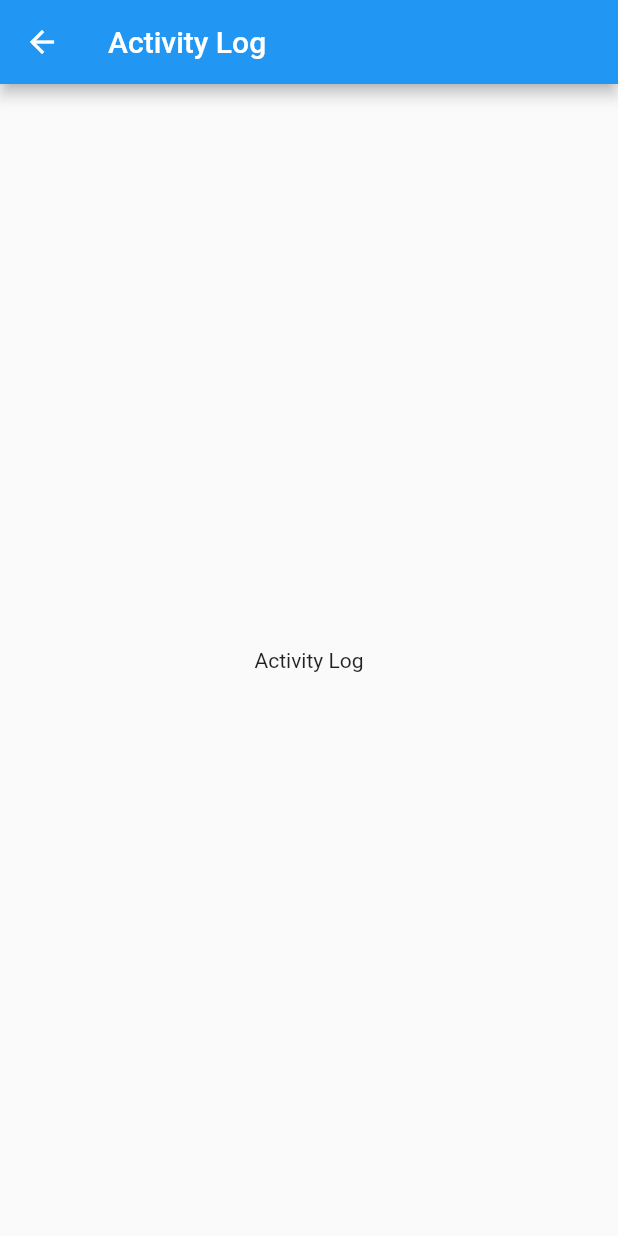
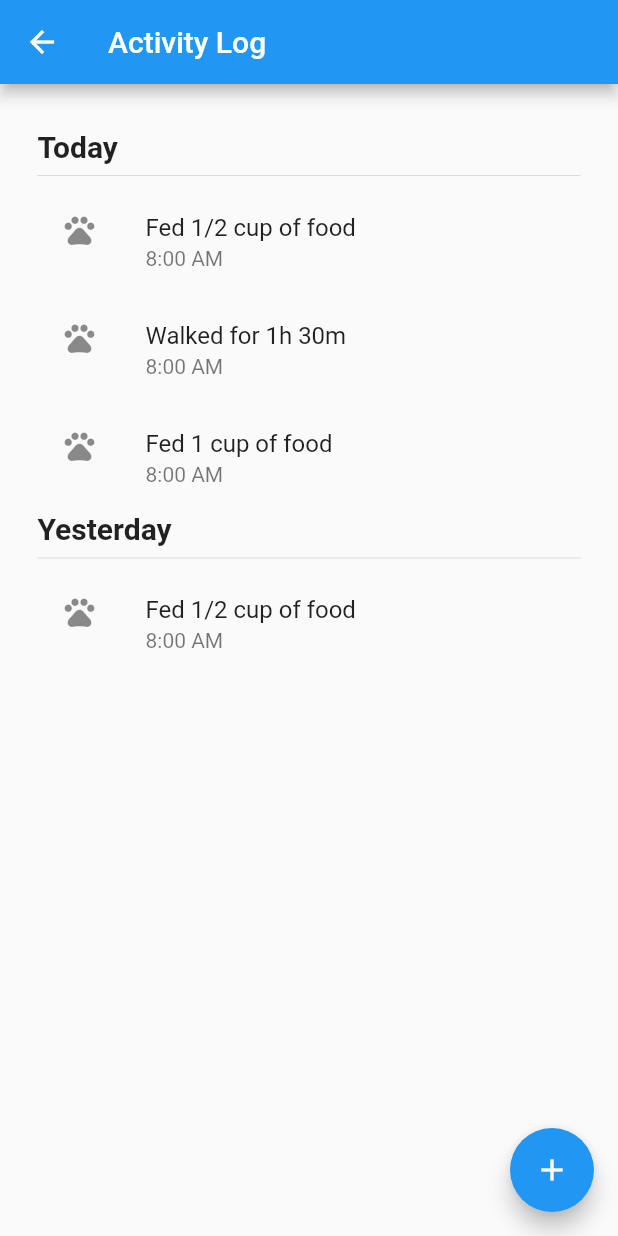
Before and after one commit to PetBite/app, a Flutter app: the ActivityLogPage screen opened directly, on a phone screen of 412 x 824 dp. Run offline on Flutter 3.47's test engine with Material 2 defaults, Android fonts, the phone set to English and light mode, and no system bars; generated files the repository leaves out were written again.

Commit message:
Activity log page complete

```diff
--- a/lib/app.dart
+++ b/lib/app.dart
@@ -1,6 +1,7 @@
-//import 'package:app/pages/home/home_page.dart';
+import 'package:app/pages/activity_log/activity_log.dart';
 import 'package:app/pages/login/login.dart';
 import 'package:app/pages/home.dart';
+import 'package:app/pages/register/register.dart';
 import 'package:flutter/material.dart';
 import 'package:flutter_gen/gen_l10n/app_localizations.dart';
 import 'package:flutter_localizations/flutter_localizations.dart';
@@ -73,6 +74,8 @@ class MyApp extends StatelessWidget {
                     return SettingsView(controller: settingsController);
                   case LoginPage.routeName:
                     return const LoginPage();
+                  case RegisterPage.routeName:
+                    return const RegisterPage();
                   case Home.routeName:
                     return const Home();
                   default:
--- /dev/null
+++ b/lib/components/activity.dart
@@ -0,0 +1,10 @@
+import 'package:flutter/material.dart';
+
+class Activity extends StatelessWidget {
+  const Activity({Key? key}) : super(key: key);
+
+  @override
+  Widget build(BuildContext context) {
+    return Container();
+  }
+}
--- a/lib/pages/activity_log/activity_log.dart
+++ b/lib/pages/activity_log/activity_log.dart
@@ -1,3 +1,4 @@
+import 'package:app/components/activity.dart';
 import 'package:flutter/material.dart';
 
 class ActivityLogPage extends StatefulWidget {
@@ -16,8 +17,51 @@ class _ActivityLogPageState extends State<ActivityLogPage> {
       appBar: AppBar(
         title: const Text('Activity Log'),
       ),
-      body: const Center(
-        child: Text('Activity Log'),
+      body: ListView(
+        padding: const EdgeInsets.symmetric(horizontal: 25),
+        children: <Widget>[
+          SizedBox(height: 30),
+          Text(
+            'Today',
+            style: TextStyle(
+              fontSize: 20,
+              fontWeight: FontWeight.bold,
+            ),
+          ),
+          Divider(),
+          ListTile(
+            leading: Icon(Icons.pets),
+            title: Text('Fed 1/2 cup of food'),
+            subtitle: Text('8:00 AM'),
+          ),
+          ListTile(
+            leading: Icon(Icons.pets),
+            title: Text('Walked for 1h 30m'),
+            subtitle: Text('8:00 AM'),
+          ),
+          ListTile(
+            leading: Icon(Icons.pets),
+            title: Text('Fed 1 cup of food'),
+            subtitle: Text('8:00 AM'),
+          ),
+          Text(
+            'Yesterday',
+            style: TextStyle(
+              fontSize: 20,
+              fontWeight: FontWeight.bold,
+            ),
+          ),
+          Divider(),
+          ListTile(
+            leading: Icon(Icons.pets),
+            title: Text('Fed 1/2 cup of food'),
+            subtitle: Text('8:00 AM'),
+          ),
+        ],
+      ),
+      floatingActionButton: FloatingActionButton(
+        onPressed: () {},
+        child: const Icon(Icons.add),
       ),
     );
   }
--- a/lib/pages/home.dart
+++ b/lib/pages/home.dart
@@ -21,7 +21,7 @@ class _HomeState extends State<Home> {
   List<Widget> pageList = [
     const HomePage(),
     const FeedingSchedule(),
-    const ActivityLog(),
+    const ActivityLogPage(),
     const PetFood(),
     const PetDetails(),
     const Settings(),
```
